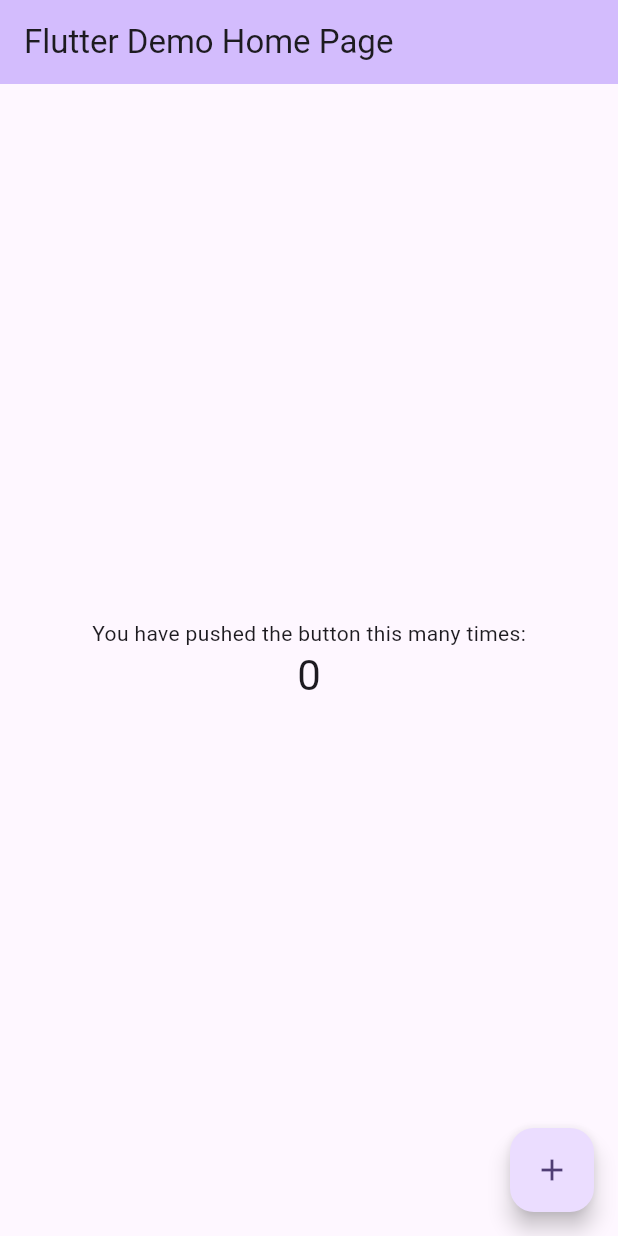
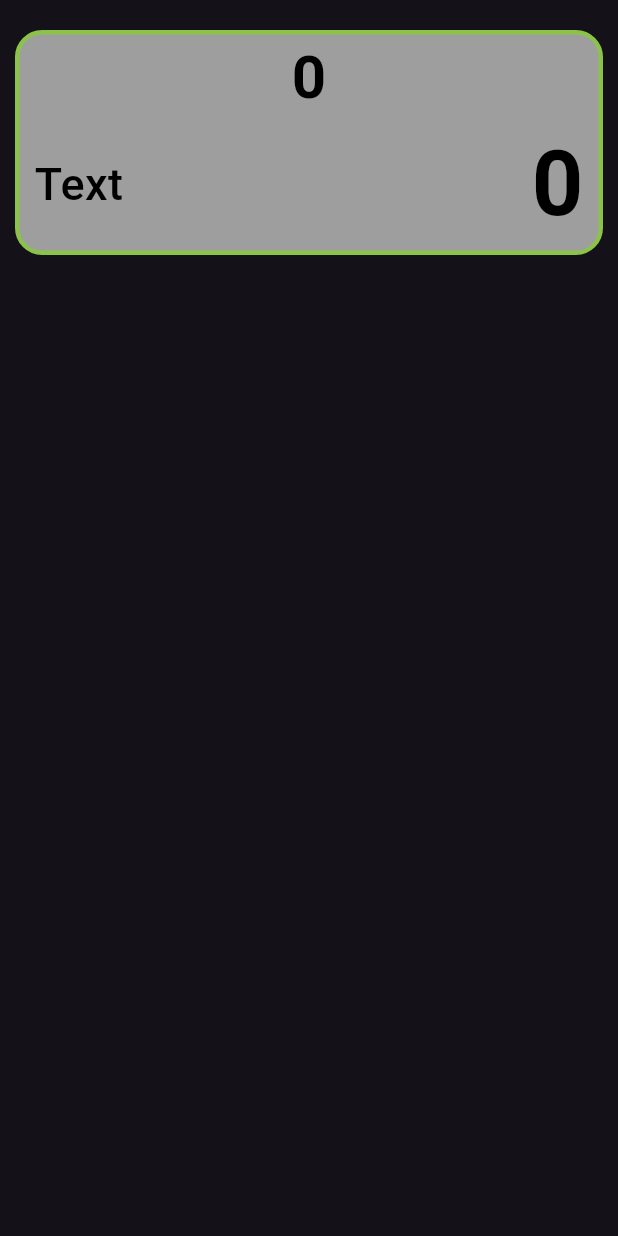
Before and after one commit to AvijitDasAvi/Converter-Calculator, a Flutter app: the screen it shows after launch, on a phone screen of 412 x 824 dp. Run offline on Flutter 3.47's test engine with Material 3 defaults, Android fonts, the phone set to English and light mode, and no system bars.

Commit message:
Create screen

```diff
--- a/lib/main.dart
+++ b/lib/main.dart
@@ -1,3 +1,4 @@
+import 'package:converter_calculator/pages/display_page.dart';
 import 'package:flutter/material.dart';
 
 void main() {
@@ -7,119 +8,13 @@
 class MyApp extends StatelessWidget {
   const MyApp({super.key});
 
-  // This widget is the root of your application.
   @override
   Widget build(BuildContext context) {
     return MaterialApp(
-      title: 'Flutter Demo',
-      theme: ThemeData(
-        // This is the theme of your application.
-        //
-        // TRY THIS: Try running your application with "flutter run". You'll see
-        // the application has a purple toolbar. Then, without quitting the app,
-        // try changing the seedColor in the colorScheme below to Colors.green
-        // and then invoke "hot reload" (save your changes or press the "hot
-        // reload" button in a Flutter-supported IDE, or press "r" if you used
-        // the command line to start the app).
-        //
-        // Notice that the counter didn't reset back to zero; the application
-        // state is not lost during the reload. To reset the state, use hot
-        // restart instead.
-        //
-        // This works for code too, not just values: Most code changes can be
-        // tested with just a hot reload.
-        colorScheme: ColorScheme.fromSeed(seedColor: Colors.deepPurple),
-        useMaterial3: true,
-      ),
-      home: const MyHomePage(title: 'Flutter Demo Home Page'),
+      debugShowCheckedModeBanner: false,
+      title: "Converter Calculator",
+      theme: ThemeData.dark(),
+      home: DisplayPage(),
     );
   }
 }
-
-class MyHomePage extends StatefulWidget {
-  const MyHomePage({super.key, required this.title});
-
-  // This widget is the home page of your application. It is stateful, meaning
-  // that it has a State object (defined below) that contains fields that affect
-  // how it looks.
-
-  // This class is the configuration for the state. It holds the values (in this
-  // case the title) provided by the parent (in this case the App widget) and
-  // used by the build method of the State. Fields in a Widget subclass are
-  // always marked "final".
-
-  final String title;
-
-  @override
-  State<MyHomePage> createState() => _MyHomePageState();
-}
-
-class _MyHomePageState extends State<MyHomePage> {
-  int _counter = 0;
-
-  void _incrementCounter() {
-    setState(() {
-      // This call to setState tells the Flutter framework that something has
-      // changed in this State, which causes it to rerun the build method below
-      // so that the display can reflect the updated values. If we changed
-      // _counter without calling setState(), then the build method would not be
-      // called again, and so nothing would appear to happen.
-      _counter++;
-    });
-  }
-
-  @override
-  Widget build(BuildContext context) {
-    // This method is rerun every time setState is called, for instance as done
-    // by the _incrementCounter method above.
-    //
-    // The Flutter framework has been optimized to make rerunning build methods
-    // fast, so that you can just rebuild anything that needs updating rather
-    // than having to individually change instances of widgets.
-    return Scaffold(
-      appBar: AppBar(
-        // TRY THIS: Try changing the color here to a specific color (to
-        // Colors.amber, perhaps?) and trigger a hot reload to see the AppBar
-        // change color while the other colors stay the same.
-        backgroundColor: Theme.of(context).colorScheme.inversePrimary,
-        // Here we take the value from the MyHomePage object that was created by
-        // the App.build method, and use it to set our appbar title.
-        title: Text(widget.title),
-      ),
-      body: Center(
-        // Center is a layout widget. It takes a single child and positions it
-        // in the middle of the parent.
-        child: Column(
-          // Column is also a layout widget. It takes a list of children and
-          // arranges them vertically. By default, it sizes itself to fit its
-          // children horizontally, and tries to be as tall as its parent.
-          //
-          // Column has various properties to control how it sizes itself and
-          // how it positions its children. Here we use mainAxisAlignment to
-          // center the children vertically; the main axis here is the vertical
-          // axis because Columns are vertical (the cross axis would be
-          // horizontal).
-          //
-          // TRY THIS: Invoke "debug painting" (choose the "Toggle Debug Paint"
-          // action in the IDE, or press "p" in the console), to see the
-          // wireframe for each widget.
-          mainAxisAlignment: MainAxisAlignment.center,
-          children: <Widget>[
-            const Text(
-              'You have pushed the button this many times:',
-            ),
-            Text(
-              '$_counter',
-              style: Theme.of(context).textTheme.headlineMedium,
-            ),
-          ],
-        ),
-      ),
-      floatingActionButton: FloatingActionButton(
-        onPressed: _incrementCounter,
-        tooltip: 'Increment',
-        child: const Icon(Icons.add),
-      ), // This trailing comma makes auto-formatting nicer for build methods.
-    );
-  }
-}
--- /dev/null
+++ b/lib/pages/display_page.dart
@@ -0,0 +1,77 @@
+import 'package:flutter/material.dart';
+
+class DisplayPage extends StatefulWidget {
+  const DisplayPage({super.key});
+
+  @override
+  State<DisplayPage> createState() => _DisplayPageState();
+}
+
+class _DisplayPageState extends State<DisplayPage> {
+  @override
+  Widget build(BuildContext context) {
+    return Scaffold(
+      body: Column(
+        children: [
+          //Display Info
+          Container(
+            margin: const EdgeInsets.only(
+              top: 20.0,
+              left: 10.0,
+              right: 10.0,
+            ),
+            height: 150.0,
+            width: MediaQuery.of(context).size.width,
+            decoration: BoxDecoration(
+              color: Colors.grey,
+              borderRadius: BorderRadius.circular(18.0),
+              border: Border.all(
+                color: Colors.lightGreen,
+                width: 3.0,
+              ),
+            ),
+            child: Column(
+              children: [
+                Text(
+                  "0",
+                  style: TextStyle(
+                    fontSize: 40.0,
+                    fontWeight: FontWeight.bold,
+                    color: Colors.black,
+                  ),
+                ),
+                Padding(
+                  padding: const EdgeInsets.only(
+                    right: 10.0,
+                    left: 10.0,
+                  ),
+                  child: Row(
+                    mainAxisAlignment: MainAxisAlignment.spaceBetween,
+                    children: [
+                      Text(
+                        "Text",
+                        style: TextStyle(
+                          fontSize: 30.0,
+                          fontWeight: FontWeight.w500,
+                          color: Colors.black,
+                        ),
+                      ),
+                      Text(
+                        "0",
+                        style: TextStyle(
+                          fontSize: 60.0,
+                          fontWeight: FontWeight.bold,
+                          color: Colors.black,
+                        ),
+                      ),
+                    ],
+                  ),
+                )
+              ],
+            ),
+          ),
+        ],
+      ),
+    );
+  }
+}
```
